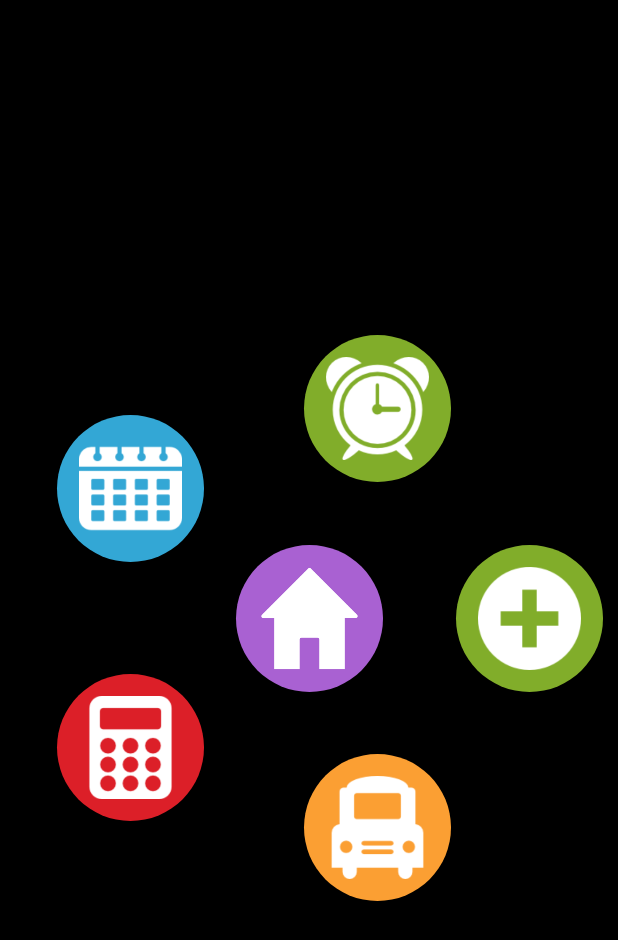
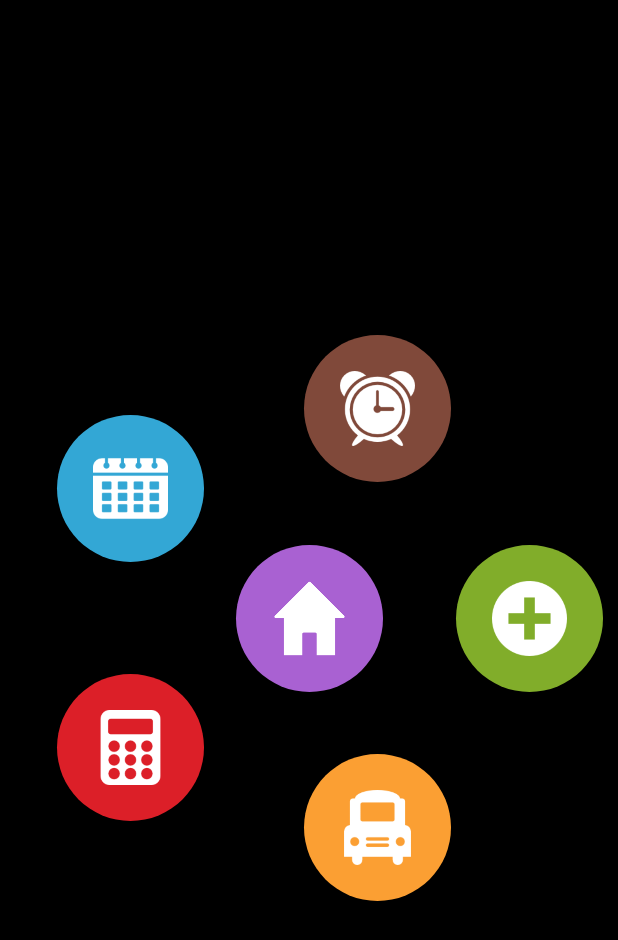
Before and after one commit to 5l1v3r1/CircleUI, an Android app: the screen it shows after launch (MainActivity), on a phone screen of 412 x 824 dp. Shown: the top 940 px of the screen. Run offline under Robolectric (Android 15) with nearby library versions, the phone set to English and light mode, and no system bars.

Commit message:
fixed extra backstate fragment & improved animation

```diff
--- a/app/src/main/java/com/aqnichol/circleui/CircleActivity.java
+++ b/app/src/main/java/com/aqnichol/circleui/CircleActivity.java
@@ -206,6 +206,7 @@ public class CircleActivity extends Activity {
         private final float PHASE2_DURATION = 0.3f;
         private final float ANGLE_FACTOR = 0.2f;
         private final float ANGLE_OFFSET = 0.3f;
+        private final float FORWARD_ANGLE_OFFSET = 0.7f;
 
         public PageLayout phase1Start;
         public PageLayout phase1End;
@@ -221,7 +222,7 @@ public class CircleActivity extends Activity {
                     endLayouts[i] = x.radius(0);
                 } else {
                     if (forwards) {
-                        endLayouts[i] = x.rotate(x.angle * (1.0f + ANGLE_FACTOR) + ANGLE_OFFSET)
+                        endLayouts[i] = x.rotate(x.angle + FORWARD_ANGLE_OFFSET)
                                 .alpha(0);
                     } else {
                         endLayouts[i] = x.rotate(x.angle * (1.0f - ANGLE_FACTOR) - ANGLE_OFFSET)
@@ -287,6 +288,7 @@ public class CircleActivity extends Activity {
         private Paint backgroundPaint = new Paint();
 
         private CircleFragment highlighted = null;
+        private CircleFragment root = null;
         private CircleFragment currentFragment = null;
 
         public CirclesView(Context context) {
@@ -299,12 +301,16 @@ public class CircleActivity extends Activity {
         public void goToNextPage(CircleFragment f) {
             if (currentFragment == null) {
                 push(new UnchangingChangeableLayouts(f));
+                currentFragment = f;
+                root = f;
             } else {
                 push(new SpinTransition(currentFragment, f, true));
+                currentFragment = f;
+                getFragmentManager().beginTransaction()
+                        .add(f, null)
+                        .addToBackStack(f.getUniqueName())
+                        .commit();
             }
-            currentFragment = f;
-            getFragmentManager().beginTransaction().add(f, null).addToBackStack(f.getUniqueName())
-                    .commit();
         }
 
         @Override
@@ -372,14 +378,14 @@ public class CircleActivity extends Activity {
 
         @Override
         public void onBackStackChanged() {
+            CircleFragment f = root;
             int count = getFragmentManager().getBackStackEntryCount();
-            if (count == 0) {
-                return;
-            }
-            String name = getFragmentManager().getBackStackEntryAt(count - 1).getName();
-            CircleFragment f = uniqueIdToFragment.get(name);
-            if (f == null) {
-                return;
+            if (count > 0) {
+                String name = getFragmentManager().getBackStackEntryAt(count - 1).getName();
+                f = uniqueIdToFragment.get(name);
+                if (BuildConfig.DEBUG && f == null) {
+                    throw new AssertionError();
+                }
             }
             if (currentFragment == f) {
                 return;
--- a/app/src/main/java/com/aqnichol/circleui/CircleDrawableFragment.java
+++ b/app/src/main/java/com/aqnichol/circleui/CircleDrawableFragment.java
@@ -24,10 +24,9 @@ public class CircleDrawableFragment extends CircleFragment {
             return;
         }
 
-        // If the circle has a radius of 1, the inscribed square has a radius of 1/sqrt(2).
-        int inset = Math.round((float)bounds.width() * (1.0f - 1.0f/(float)Math.sqrt(2.0f)) / 2);
+        int inset = bounds.width() / 4;
+        bounds.inset(inset, inset);
 
-        bounds.inset(inset, inset);
         drawable.setBounds(bounds);
         drawable.setAlpha(Math.round(alpha * 255.0f));
         drawable.draw(canvas);
--- a/app/src/main/java/com/aqnichol/circleui/MainActivity.java
+++ b/app/src/main/java/com/aqnichol/circleui/MainActivity.java
@@ -29,7 +29,7 @@ public class MainActivity extends CircleActivity {
         f4.setDrawable(getDrawable(R.drawable.flaticon4));
 
         CircleDrawableFragment f5 = new CircleDrawableFragment();
-        f5.setBackgroundColor(Color.rgb(0x81, 0xad, 0x2a));
+        f5.setBackgroundColor(Color.rgb(0x80, 0x49, 0x3a));
         f5.setDrawable(getDrawable(R.drawable.flaticon5));
 
         mainCircle.setMenuOptions(new CircleFragment[]{f1, f2, f3, f4, f5});
```
